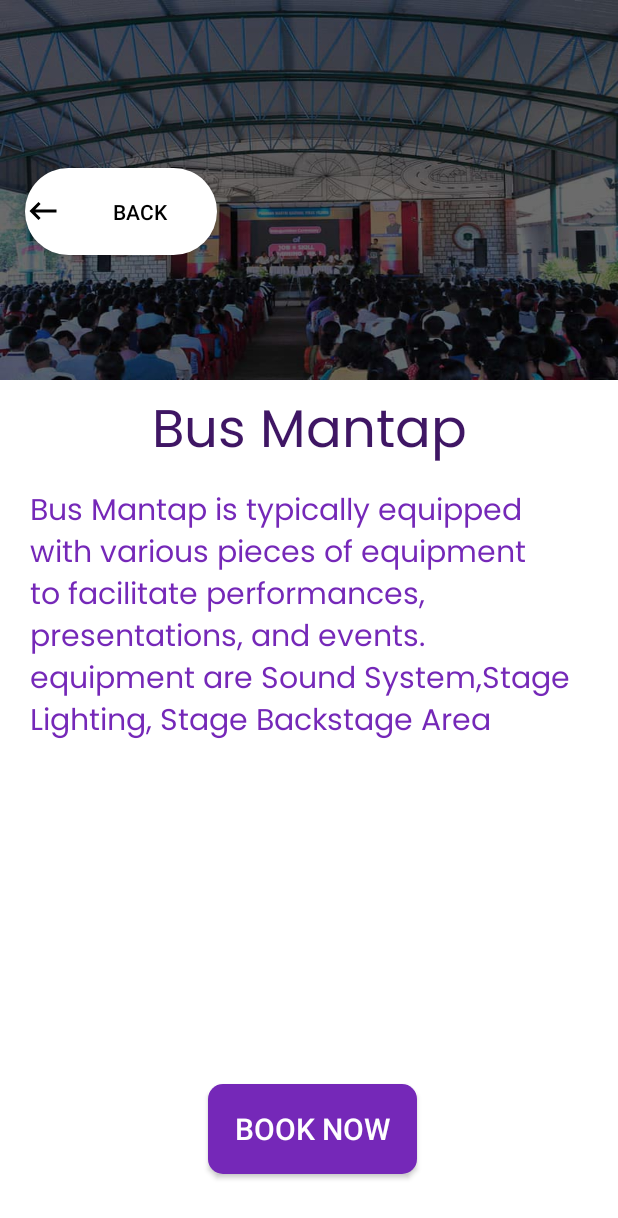
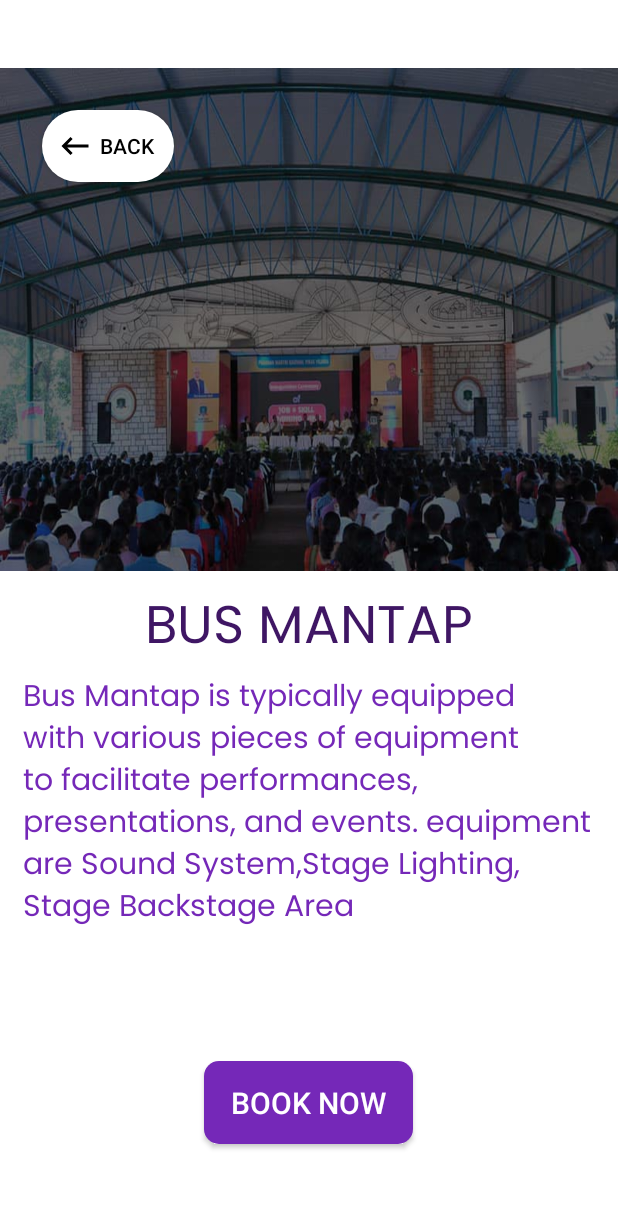
Before and after one commit to shreejeshballal/Snapspace, an Android app: the layout activity_venue_booking.xml on its own in the app's theme, with its tools: preview values and no code run, on a phone screen of 412 x 824 dp. Shown: the top 1218 px of the screen. Run offline under Robolectric (Android 15) with nearby library versions, the phone set to English and light mode, and no system bars.

Commit message:
Vennue activity

```diff
--- a/app/build.gradle
+++ b/app/build.gradle
@@ -6,6 +6,9 @@ plugins {
 android {
     compileSdk 32
 
+    viewBinding {
+        enabled = true
+    }
     defaultConfig {
         applicationId "com.example.venuebooking"
         minSdk 23
--- a/app/src/main/java/com/example/venuebooking/ui/VenueDescription.java
+++ b/app/src/main/java/com/example/venuebooking/ui/VenueDescription.java
@@ -2,15 +2,36 @@ package com.example.venuebooking.ui;
 
 import androidx.appcompat.app.AppCompatActivity;
 
+import android.content.Intent;
 import android.os.Bundle;
+import android.widget.Button;
+import android.widget.ImageView;
+import android.widget.TextView;
 
+import com.bumptech.glide.Glide;
 import com.example.venuebooking.R;
 
 public class VenueDescription extends AppCompatActivity {
+    ImageView venue_img;
+    TextView venue_name,venue_descr;
 
     @Override
     protected void onCreate(Bundle savedInstanceState) {
         super.onCreate(savedInstanceState);
         setContentView(R.layout.activity_venue_booking);
+        Intent intent = getIntent();
+        String name = intent.getStringExtra("venue_name");
+        String desc = intent.getStringExtra("venue_desc");
+        String image = intent.getStringExtra("venue_img");
+
+        venue_name = findViewById(R.id.venue_name);
+        venue_descr = findViewById(R.id.venue_desc);
+        venue_img = findViewById(R.id.venue_image);
+
+        venue_name.setText(name);
+        venue_descr.setText(desc);
+        Glide.with(this).load(image).into(venue_img);
+
+
     }
 }
--- a/app/src/main/res/layout/activity_venue_booking.xml
+++ b/app/src/main/res/layout/activity_venue_booking.xml
@@ -1,79 +1,111 @@
 <?xml version="1.0" encoding="utf-8"?>
-<RelativeLayout xmlns:android="http://schemas.android.com/apk/res/android"
+<LinearLayout xmlns:android="http://schemas.android.com/apk/res/android"
     xmlns:app="http://schemas.android.com/apk/res-auto"
     xmlns:tools="http://schemas.android.com/tools"
     android:layout_width="match_parent"
+    android:background="@color/white"
     android:layout_height="match_parent"
-    tools:context=".ui.VenueDescription"
-    android:background="@color/white">
+    android:orientation="vertical"
+    android:gravity="center">
 
 
+    <ScrollView
+
+        android:layout_width="match_parent"
+        android:layout_height="652dp"
+        android:background="@color/white"
+        android:orientation="vertical"
+        tools:context=".ui.VenueDescription"
+        android:scrollbars="none">
+
+
+        <LinearLayout
+            android:layout_width="match_parent"
+            android:layout_height="wrap_content"
+            android:orientation="vertical">
+
+
+            <androidx.constraintlayout.widget.ConstraintLayout
+                android:layout_width="match_parent"
+                android:layout_height="335dp">
+
+                <Button
+                    android:id="@+id/back_btn"
+                    android:layout_width="wrap_content"
+                    android:layout_height="48dp"
+                    android:layout_alignParentEnd="true"
+                    android:layout_alignParentBottom="true"
+                    android:layout_marginStart="28dp"
+                    android:layout_marginTop="28dp"
+                    android:background="@drawable/backbtnstyle"
+                    android:drawableStart="@drawable/baseline_keyboard_backspace_24"
+                    android:padding="10dp"
+                    android:text="@string/back"
+                    android:textColor="@color/black"
+                    app:layout_constraintStart_toStartOf="parent"
+                    app:layout_constraintTop_toTopOf="parent" />
+
                 <ImageView
-
-        android:id="@+id/mainimg"
+                    android:id="@+id/venue_image"
                     android:layout_width="match_parent"
-        android:layout_height="253dp"
-
+                    android:layout_height="350dp"
+                    android:contentDescription="@string/mainimg"
                     android:scaleType="fitXY"
-        app:srcCompat="@drawable/busmantap"
-        android:contentDescription="@string/mainimg" />
+                    app:layout_constraintBottom_toBottomOf="parent"
+                    app:layout_constraintEnd_toEndOf="parent"
+                    app:layout_constraintHorizontal_bias="0.0"
+                    app:layout_constraintStart_toStartOf="parent"
+                    app:layout_constraintTop_toTopOf="parent"
+                    app:layout_constraintVertical_bias="0.0"
+                    app:srcCompat="@drawable/busmantap" />
+            </androidx.constraintlayout.widget.ConstraintLayout>
 
             <TextView
                 android:id="@+id/venue_name"
                 android:layout_width="match_parent"
-        android:layout_height="72dp"
-        android:layout_below="@+id/mainimg"
+                android:layout_height="wrap_content"
                 android:layout_gravity="center"
-        android:layout_marginTop="0dp"
+                android:layout_marginTop="10dp"
+
+                android:textAllCaps="true"
                 android:fontFamily="@font/poppins"
                 android:gravity="center"
+                android:textAlignment="center"
                 android:text="@string/bus_mantap"
-        android:textAlignment="center"
                 android:textColor="@color/darkpurple"
                 android:textSize="35sp" />
 
             <TextView
-        android:id="@+id/textView12"
-        android:layout_width="392dp"
-        android:layout_height="227dp"
-        android:layout_below="@+id/venue_name"
-        android:layout_alignParentBottom="true"
-        android:layout_marginLeft="20dp"
+                android:id="@+id/venue_desc"
+                android:layout_width="match_parent"
+                android:layout_height="wrap_content"
+                android:layout_marginLeft="15dp"
+                android:text="@string/bus_mantap_is_typically_equipped_with_various_pieces_of_equipment_to_facilitate_performances_presentations_and_events_equipment_are_sound_system_stage_lighting_stage_backstage_area"
+                android:layout_marginRight="15dp"
+                android:layout_marginBottom="20dp"
+                android:fontFamily="@font/poppins_regular"
+                android:textAlignment="textStart"
+                android:textColor="@color/lightpurple"
+                android:textSize="20sp"
+                tools:ignore="RtlSymmetry" />
 
-        android:layout_marginRight="20dp"
-        android:layout_marginBottom="120dp"
-        android:fontFamily="@font/poppins_regular"
-        android:text="@string/bus_mantap_is_typically_equipped_with_various_pieces_of_equipment_to_facilitate_performances_presentations_and_events_equipment_are_sound_system_stage_lighting_stage_backstage_area"
-        android:textColor="@color/lightpurple"
-        android:textSize="20dp"
-        tools:ignore="SpUsage,TextSizeCheck" />
 
+        </LinearLayout>
+
+    </ScrollView>
     <Button
-
-        android:id="@+id/button2"
+        android:id="@+id/book_btn"
+        android:layout_marginTop="10dp"
         android:layout_width="139dp"
-        android:layout_height="60dp"
-        android:layout_alignParentEnd="true"
-        android:layout_alignParentBottom="true"
-        android:layout_marginTop="-338dp"
-        android:layout_marginEnd="134dp"
-        android:layout_marginBottom="41dp"
+        android:layout_height="55dp"
+        android:layout_marginBottom="16dp"
         android:background="@drawable/lightpurplebtn"
         android:text="@string/book_now"
         android:textColor="@color/white"
         android:textSize="20sp"
+        app:layout_constraintBottom_toBottomOf="parent"
+        app:layout_constraintEnd_toEndOf="parent"
+        app:layout_constraintHorizontal_bias="0.463"
+        app:layout_constraintStart_toStartOf="parent"
         tools:ignore="TextSizeCheck" />
-
-    <Button
-        android:id="@+id/button"
-        android:layout_width="128dp"
-        android:layout_height="58dp"
-        android:layout_alignParentEnd="true"
-        android:layout_alignParentBottom="true"
-        android:layout_marginEnd="267dp"
-        android:layout_marginBottom="654dp"
-        android:background="@drawable/backbtnstyle"
-        android:drawableStart="@drawable/baseline_keyboard_backspace_24"
-        android:text="@string/back"
-        android:textColor="@color/black" />
-</RelativeLayout>
+</LinearLayout>
```
Lines whose indentation alone changed are shown as unchanged.
